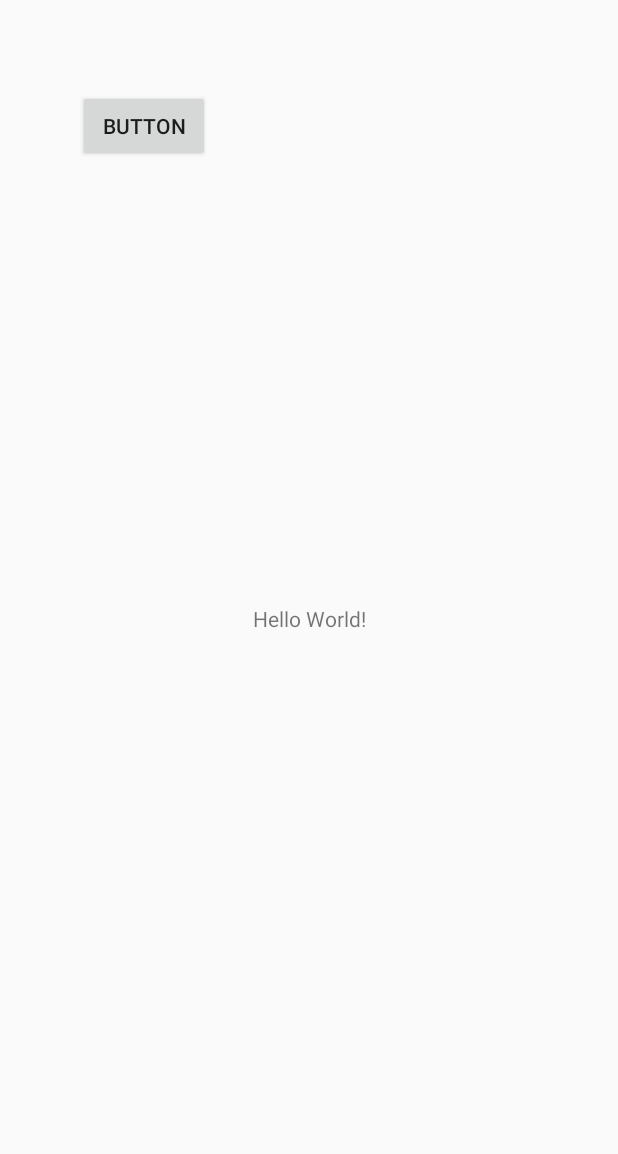
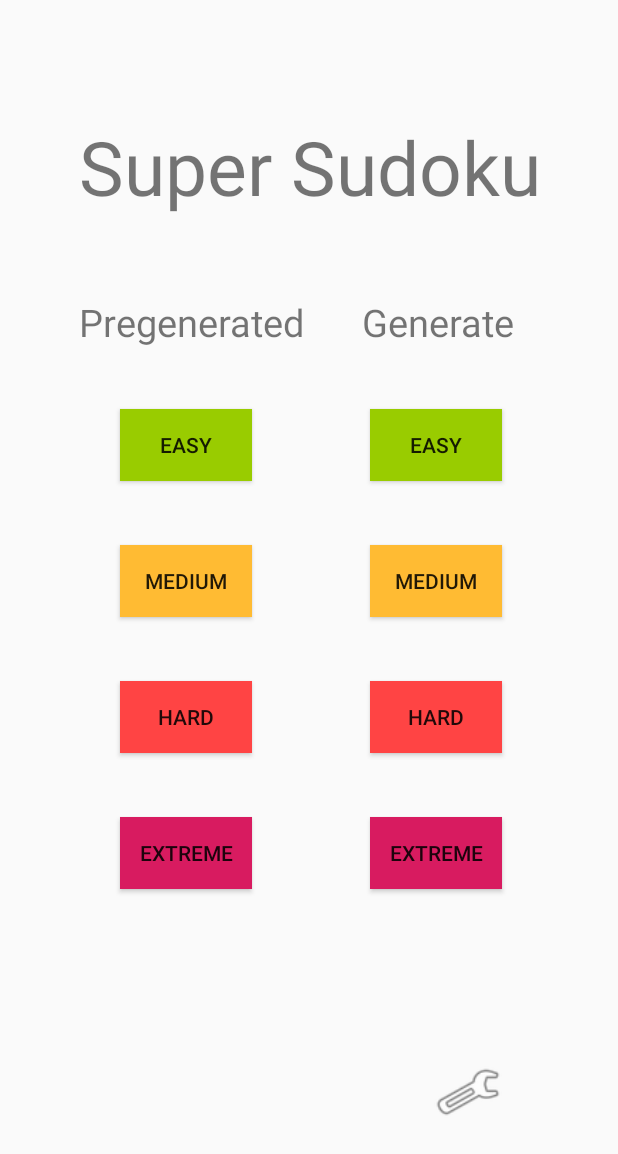
Before and after one commit to jmlemaster86/SuperSudoku, an Android app: the layout activity_main.xml on its own in the app's theme, with its tools: preview values and no code run, on a phone screen of 412 x 824 dp. Shown: the top 1154 px of the screen. Run offline under Robolectric (Android 15) with nearby library versions, the phone set to English and light mode, and no system bars.

Commit message:
Added main menu layout

```diff
--- a/app/src/main/res/layout/activity_main.xml
+++ b/app/src/main/res/layout/activity_main.xml
@@ -6,24 +6,158 @@
     android:layout_height="match_parent"
     tools:context=".MainActivity">
 
+    <Button
+        android:id="@+id/button7"
+        android:layout_width="wrap_content"
+        android:layout_height="wrap_content"
+        android:background="@android:color/holo_green_light"
+        android:text="Easy"
+        app:layout_constraintBottom_toBottomOf="parent"
+        app:layout_constraintEnd_toEndOf="parent"
+        app:layout_constraintHorizontal_bias="0.761"
+        app:layout_constraintStart_toStartOf="parent"
+        app:layout_constraintTop_toTopOf="parent"
+        app:layout_constraintVertical_bias="0.351" />
+
+    <Button
+        android:id="@+id/button10"
+        android:layout_width="45dp"
+        android:layout_height="44dp"
+        android:background="@android:drawable/ic_menu_manage"
+        app:layout_constraintBottom_toBottomOf="parent"
+        app:layout_constraintEnd_toEndOf="parent"
+        app:layout_constraintHorizontal_bias="0.789"
+        app:layout_constraintStart_toStartOf="parent"
+        app:layout_constraintTop_toTopOf="parent"
+        app:layout_constraintVertical_bias="0.905" />
+
+    <Button
+        android:id="@+id/button5"
+        android:layout_width="wrap_content"
+        android:layout_height="wrap_content"
+        android:background="@android:color/holo_red_light"
+        android:text="Hard"
+        app:layout_constraintBottom_toBottomOf="parent"
+        app:layout_constraintEnd_toEndOf="parent"
+        app:layout_constraintHorizontal_bias="0.761"
+        app:layout_constraintStart_toStartOf="parent"
+        app:layout_constraintTop_toTopOf="parent"
+        app:layout_constraintVertical_bias="0.585" />
+
+    <Button
+        android:id="@+id/button6"
+        android:layout_width="wrap_content"
+        android:layout_height="wrap_content"
+        android:background="@android:color/holo_orange_light"
+        android:text="Medium"
+        app:layout_constraintBottom_toBottomOf="parent"
+        app:layout_constraintEnd_toEndOf="parent"
+        app:layout_constraintHorizontal_bias="0.761"
+        app:layout_constraintStart_toStartOf="parent"
+        app:layout_constraintTop_toTopOf="parent"
+        app:layout_constraintVertical_bias="0.468" />
+
+    <Button
+        android:id="@+id/button8"
+        android:layout_width="wrap_content"
+        android:layout_height="wrap_content"
+        android:background="@color/colorAccent"
+        android:text="Extreme"
+        app:layout_constraintBottom_toBottomOf="parent"
+        app:layout_constraintEnd_toEndOf="parent"
+        app:layout_constraintHorizontal_bias="0.761"
+        app:layout_constraintStart_toStartOf="parent"
+        app:layout_constraintTop_toTopOf="parent"
+        app:layout_constraintVertical_bias="0.702" />
+
+    <Button
+        android:id="@+id/button3"
+        android:layout_width="wrap_content"
+        android:layout_height="wrap_content"
+        android:background="@android:color/holo_red_light"
+        android:text="Hard"
+        app:layout_constraintBottom_toBottomOf="parent"
+        app:layout_constraintEnd_toEndOf="parent"
+        app:layout_constraintHorizontal_bias="0.247"
+        app:layout_constraintStart_toStartOf="parent"
+        app:layout_constraintTop_toTopOf="parent"
+        app:layout_constraintVertical_bias="0.585" />
+
     <TextView
         android:layout_width="wrap_content"
         android:layout_height="wrap_content"
-        android:text="Hello World!"
+        android:text="Super Sudoku"
+        android:textSize="50sp"
         app:layout_constraintBottom_toBottomOf="parent"
+        app:layout_constraintHorizontal_bias="0.504"
         app:layout_constraintLeft_toLeftOf="parent"
         app:layout_constraintRight_toRightOf="parent"
-        app:layout_constraintTop_toTopOf="parent" />
+        app:layout_constraintTop_toTopOf="parent"
+        app:layout_constraintVertical_bias="0.102" />
+
+    <TextView
+        android:id="@+id/textView5"
+        android:layout_width="wrap_content"
+        android:layout_height="wrap_content"
+        android:text="Pregenerated"
+        android:textSize="25sp"
+        app:layout_constraintBottom_toBottomOf="parent"
+        app:layout_constraintHorizontal_bias="0.2"
+        app:layout_constraintLeft_toLeftOf="parent"
+        app:layout_constraintRight_toRightOf="parent"
+        app:layout_constraintTop_toTopOf="parent"
+        app:layout_constraintVertical_bias="0.25" />
+
+    <TextView
+        android:id="@+id/textView7"
+        android:layout_width="wrap_content"
+        android:layout_height="wrap_content"
+        android:text="Generate"
+        android:textSize="25sp"
+        app:layout_constraintBottom_toBottomOf="parent"
+        app:layout_constraintHorizontal_bias="0.779"
+        app:layout_constraintLeft_toLeftOf="parent"
+        app:layout_constraintRight_toRightOf="parent"
+        app:layout_constraintTop_toTopOf="parent"
+        app:layout_constraintVertical_bias="0.25" />
 
     <Button
         android:id="@+id/button"
         android:layout_width="wrap_content"
         android:layout_height="wrap_content"
-        android:layout_marginStart="52dp"
-        android:layout_marginLeft="52dp"
-        android:layout_marginTop="60dp"
-        android:text="Button"
+        android:background="@android:color/holo_green_light"
+        android:text="Easy"
+        app:layout_constraintBottom_toBottomOf="parent"
+        app:layout_constraintEnd_toEndOf="parent"
+        app:layout_constraintHorizontal_bias="0.247"
         app:layout_constraintStart_toStartOf="parent"
-        app:layout_constraintTop_toTopOf="parent" />
+        app:layout_constraintTop_toTopOf="parent"
+        app:layout_constraintVertical_bias="0.351" />
+
+    <Button
+        android:id="@+id/button4"
+        android:layout_width="wrap_content"
+        android:layout_height="wrap_content"
+        android:background="@color/colorAccent"
+        android:text="Extreme"
+        app:layout_constraintBottom_toBottomOf="parent"
+        app:layout_constraintEnd_toEndOf="parent"
+        app:layout_constraintHorizontal_bias="0.247"
+        app:layout_constraintStart_toStartOf="parent"
+        app:layout_constraintTop_toTopOf="parent"
+        app:layout_constraintVertical_bias="0.702" />
+
+    <Button
+        android:id="@+id/button2"
+        android:layout_width="wrap_content"
+        android:layout_height="wrap_content"
+        android:background="@android:color/holo_orange_light"
+        android:text="Medium"
+        app:layout_constraintBottom_toBottomOf="parent"
+        app:layout_constraintEnd_toEndOf="parent"
+        app:layout_constraintHorizontal_bias="0.247"
+        app:layout_constraintStart_toStartOf="parent"
+        app:layout_constraintTop_toTopOf="parent"
+        app:layout_constraintVertical_bias="0.468" />
 
 </androidx.constraintlayout.widget.ConstraintLayout>
```
